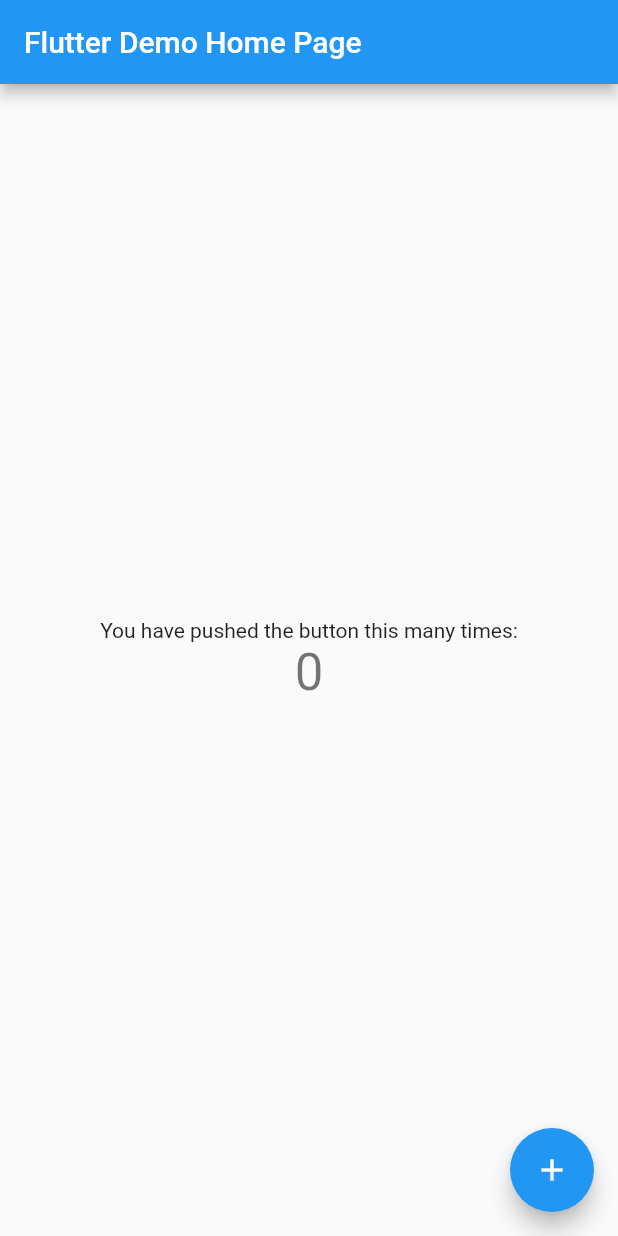
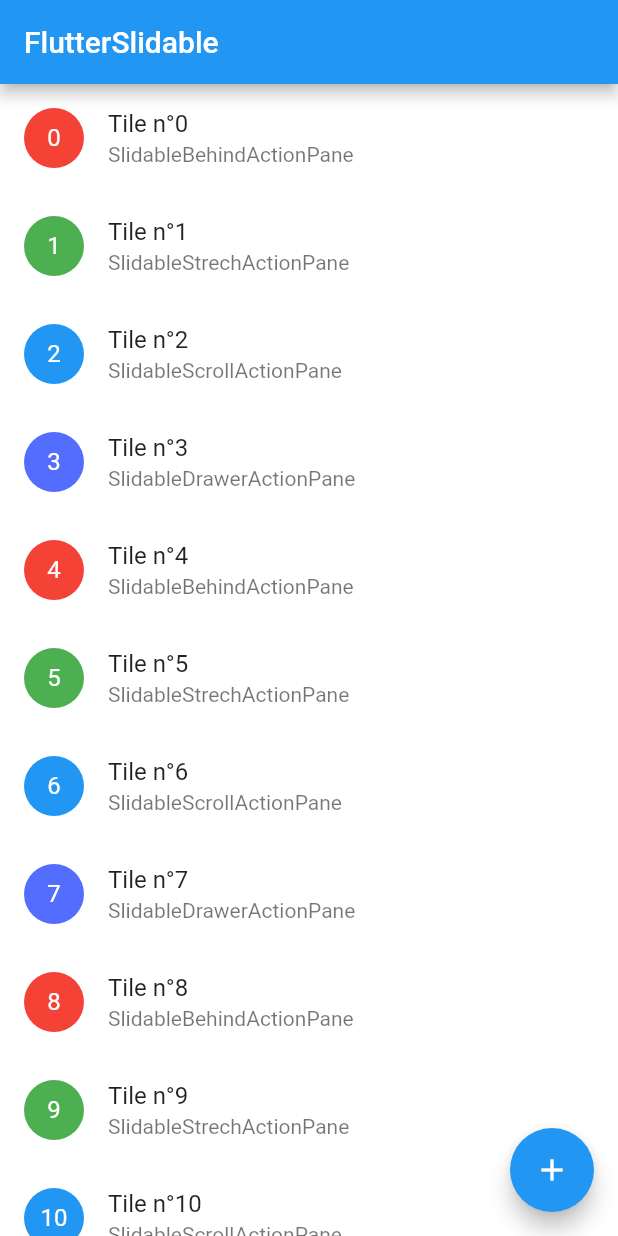
Before and after one commit to kazuao/flutter_slidable_sample, a Flutter app: the screen it shows after launch, on a phone screen of 412 x 824 dp. Run offline on Flutter 3.47's test engine with Material 2 defaults, Android fonts, the light colour scheme and no system bars; drawn by our look-alikes of flutter_slidable.

Commit message:
sample add

```diff
--- /dev/null
+++ b/flutter_slidable_sample/lib/flutter_slidable_sample.dart
@@ -0,0 +1,406 @@
+// https://pub.dev/packages/flutter_slidable/example
+
+import 'dart:async';
+
+import 'package:flutter/material.dart';
+import 'package:flutter_slidable/flutter_slidable.dart';
+
+class FlutterSlidableApp extends StatefulWidget {
+  FlutterSlidableApp({Key? key}) : super(key: key);
+
+  @override
+  _FlutterSlidableAppState createState() => _FlutterSlidableAppState();
+}
+
+class _FlutterSlidableAppState extends State<FlutterSlidableApp> {
+  late final SlidableController slidableController;
+
+  final List<_HomeItem> items = List.generate(
+    20,
+    (index) => _HomeItem(
+      index,
+      'Tile n°$index',
+      _getSubtitle(index),
+      _getAvatarColor(index),
+    ),
+  );
+
+  @override
+  void initState() {
+    slidableController = SlidableController(
+      onSlideAnimationChanged: handleSlideAnimationChanged,
+      onSlideIsOpenChanged: handleSlideIsOpenChanged,
+    );
+    super.initState();
+  }
+
+  Animation<double>? _rotationAnimation;
+  Color _fabColor = Colors.blue;
+
+  void handleSlideAnimationChanged(Animation<double>? slideAnimation) {
+    setState(() {
+      _rotationAnimation = slideAnimation;
+    });
+  }
+
+  void handleSlideIsOpenChanged(bool? isOpen) {
+    setState(() {
+      _fabColor = isOpen! ? Colors.green : Colors.blue;
+    });
+  }
+
+  @override
+  Widget build(BuildContext context) {
+    return Scaffold(
+      appBar: AppBar(title: Text('FlutterSlidable')),
+      body: Center(
+        child: OrientationBuilder(
+          builder: (BuildContext context, Orientation orientation) =>
+              _buildList(
+                  context,
+                  orientation == Orientation.portrait
+                      ? Axis.vertical
+                      : Axis.horizontal),
+        ),
+      ),
+      floatingActionButton: FloatingActionButton(
+        backgroundColor: _fabColor,
+        onPressed: null,
+        child: _rotationAnimation == null
+            ? Icon(Icons.add)
+            : RotationTransition(
+                turns: _rotationAnimation!,
+                child: Icon(Icons.add),
+              ),
+      ),
+    );
+  }
+
+  Widget _buildList(BuildContext context, Axis direction) {
+    return ListView.builder(
+      itemCount: items.length,
+      scrollDirection: direction,
+      itemBuilder: (BuildContext context, int index) {
+        final Axis slidableDiredction =
+            direction == Axis.horizontal ? Axis.vertical : Axis.horizontal;
+        var item = items[index];
+        if (item.index < 8) {
+          return _getSlidableWithLists(context, index, slidableDiredction);
+        } else {
+          return _getSlidableWithDelegates(context, index, slidableDiredction);
+        }
+      },
+    );
+  }
+
+  Widget _getSlidableWithLists(
+      BuildContext context, int index, Axis direction) {
+    final _HomeItem item = items[index];
+
+    return Slidable(
+      key: Key(item.title),
+      controller: slidableController,
+      direction: direction,
+      dismissal: SlidableDismissal(
+        child: SlidableDrawerDismissal(),
+        onDismissed: (actionType) {
+          _showSnackBar(
+              context,
+              actionType == SlideActionType.primary
+                  ? 'Dismiss Archive'
+                  : 'Dismiss Delete');
+          setState(() {
+            items.removeAt(index);
+          });
+        },
+      ),
+      actionPane: _getActionPane(item.index)!,
+      actionExtentRatio: 0.25,
+      child: direction == Axis.horizontal
+          ? VerticalListItem(items[index])
+          : HorizontalListItem(items[index]),
+      actions: [
+        IconSlideAction(
+          caption: 'Archive',
+          color: Colors.blue,
+          icon: Icons.archive,
+          onTap: () => _showSnackBar(context, 'Archive'),
+        ),
+        IconSlideAction(
+          caption: 'Share',
+          color: Colors.indigo,
+          icon: Icons.share,
+          onTap: () => _showSnackBar(context, 'Share'),
+        ),
+      ],
+      secondaryActions: [
+        Container(
+          height: 800,
+          color: Colors.green,
+          child: Text('a'),
+        ),
+        IconSlideAction(
+          caption: 'More',
+          color: Colors.grey.shade200,
+          icon: Icons.more_horiz,
+          onTap: () => _showSnackBar(context, 'More'),
+          closeOnTap: false,
+        ),
+        IconSlideAction(
+          caption: 'Delete',
+          color: Colors.red,
+          icon: Icons.delete,
+          onTap: () => _showSnackBar(context, 'Delete'),
+        ),
+      ],
+    );
+  }
+
+  Widget _getSlidableWithDelegates(
+      BuildContext context, int index, Axis direction) {
+    final _HomeItem item = items[index];
+
+    return Slidable.builder(
+      key: Key(item.title),
+      controller: slidableController,
+      direction: direction,
+      dismissal: SlidableDismissal(
+        child: SlidableDrawerDismissal(),
+        closeOnCanceled: true,
+        onWillDismiss: (item.index != 10)
+            ? null
+            : (actionType) {
+                return showDialog<bool>(
+                  context: context,
+                  builder: (context) {
+                    return AlertDialog(
+                      title: Text('Dlete'),
+                      content: Text('Item will be deleted'),
+                      actions: [
+                        TextButton(
+                          child: Text('Cancel'),
+                          onPressed: () => Navigator.of(context).pop(false),
+                        ),
+                        TextButton(
+                          child: Text('OK'),
+                          onPressed: () => Navigator.of(context).pop(true),
+                        ),
+                      ],
+                    );
+                  },
+                ) as FutureOr<bool>;
+              } as FutureOr<bool> Function(SlideActionType?)?,
+        onDismissed: (actionType) {
+          _showSnackBar(
+              context,
+              actionType == SlideActionType.primary
+                  ? 'Dismiss Archive'
+                  : 'Dismiss Delete');
+          setState(() {
+            items.removeAt(index);
+          });
+        },
+      ),
+      actionPane: _getActionPane(item.index)!,
+      actionExtentRatio: 0.25,
+      child: direction == Axis.horizontal
+          ? VerticalListItem(items[index])
+          : HorizontalListItem(items[index]),
+      actionDelegate: SlideActionBuilderDelegate(
+          actionCount: 2,
+          builder: (context, index, animation, renderingMode) {
+            if (index == 0) {
+              return IconSlideAction(
+                caption: 'Archive',
+                color: renderingMode == SlidableRenderingMode.slide
+                    ? Colors.blue.withOpacity(animation!.value)
+                    : (renderingMode == SlidableRenderingMode.dismiss
+                        ? Colors.blue
+                        : Colors.green),
+                icon: Icons.archive,
+                onTap: () async {
+                  var state = Slidable.of(context);
+                  var dismiss = await (showDialog<bool>(
+                    context: context,
+                    builder: (context) {
+                      return AlertDialog(
+                        title: Text('Delete'),
+                        content: Text('Item will be deleted'),
+                        actions: [
+                          TextButton(
+                            onPressed: () => Navigator.of(context).pop(false),
+                            child: Text('Cancel'),
+                          ),
+                          TextButton(
+                            onPressed: () => Navigator.of(context).pop(true),
+                            child: Text('OK'),
+                          ),
+                        ],
+                      );
+                    },
+                  ) as FutureOr<bool>);
+                  if (dismiss) {
+                    state!.dismiss();
+                  }
+                },
+              );
+            } else {
+              return IconSlideAction(
+                caption: 'Share',
+                color: renderingMode == SlidableRenderingMode.slide
+                    ? Colors.indigo.withOpacity(animation!.value)
+                    : Colors.indigo,
+                icon: Icons.share,
+                onTap: () => _showSnackBar(context, 'Share'),
+              );
+            }
+          }),
+      secondaryActionDelegate: SlideActionBuilderDelegate(
+          actionCount: 2,
+          builder: (context, index, animation, renderingMode) {
+            if (index == 0) {
+              return IconSlideAction(
+                caption: 'More',
+                color: renderingMode == SlidableRenderingMode.slide
+                    ? Colors.grey.shade200.withOpacity(animation!.value)
+                    : Colors.grey.shade200,
+                icon: Icons.more_horiz,
+                onTap: () => _showSnackBar(context, 'More'),
+                closeOnTap: false,
+              );
+            } else {
+              return IconSlideAction(
+                caption: 'Delete',
+                color: renderingMode == SlidableRenderingMode.slide
+                    ? Colors.red.withOpacity(animation!.value)
+                    : Colors.red,
+                icon: Icons.delete,
+                onTap: () => _showSnackBar(context, 'Delete'),
+              );
+            }
+          }),
+    );
+  }
+
+  static Widget? _getActionPane(int index) {
+    switch (index % 4) {
+      case 0:
+        return SlidableBehindActionPane();
+      case 1:
+        return SlidableStrechActionPane();
+      case 2:
+        return SlidableScrollActionPane();
+      case 3:
+        return SlidableDrawerActionPane();
+      default:
+        return null;
+    }
+  }
+
+  static Color? _getAvatarColor(int index) {
+    switch (index % 4) {
+      case 0:
+        return Colors.red;
+      case 1:
+        return Colors.green;
+      case 2:
+        return Colors.blue;
+      case 3:
+        return Colors.indigoAccent;
+      default:
+        return null;
+    }
+  }
+
+  static String? _getSubtitle(int index) {
+    switch (index % 4) {
+      case 0:
+        return 'SlidableBehindActionPane';
+      case 1:
+        return 'SlidableStrechActionPane';
+      case 2:
+        return 'SlidableScrollActionPane';
+      case 3:
+        return 'SlidableDrawerActionPane';
+      default:
+        return null;
+    }
+  }
+
+  void _showSnackBar(BuildContext context, String text) {
+    ScaffoldMessenger.of(context)
+      ..hideCurrentSnackBar()
+      ..showSnackBar(SnackBar(content: Text(text)));
+  }
+}
+
+class HorizontalListItem extends StatelessWidget {
+  HorizontalListItem(this.item);
+  final _HomeItem item;
+
+  @override
+  Widget build(BuildContext context) {
+    return Container(
+      color: Colors.white,
+      width: 160.0,
+      child: Column(
+        mainAxisSize: MainAxisSize.max,
+        children: [
+          Expanded(
+            child: CircleAvatar(
+              backgroundColor: item.color,
+              child: Text('${item.index}'),
+              foregroundColor: Colors.white,
+            ),
+          ),
+          Expanded(
+            child: Center(
+              child: Text(item.subtitle!),
+            ),
+          ),
+        ],
+      ),
+    );
+  }
+}
+
+class VerticalListItem extends StatelessWidget {
+  VerticalListItem(this.item);
+  final _HomeItem item;
+
+  @override
+  Widget build(BuildContext context) {
+    return GestureDetector(
+      onTap: () =>
+          Slidable.of(context)?.renderingMode == SlidableRenderingMode.none
+              ? Slidable.of(context)?.open()
+              : Slidable.of(context)?.close(),
+      child: Container(
+        color: Colors.white,
+        child: ListTile(
+          leading: CircleAvatar(
+            backgroundColor: item.color,
+            child: Text('${item.index}'),
+            foregroundColor: Colors.white,
+          ),
+          title: Text(item.title),
+          subtitle: Text(item.subtitle!),
+        ),
+      ),
+    );
+  }
+}
+
+class _HomeItem {
+  const _HomeItem(
+    this.index,
+    this.title,
+    this.subtitle,
+    this.color,
+  );
+
+  final int index;
+  final String title;
+  final String? subtitle;
+  final Color? color;
+}
--- a/flutter_slidable_sample/lib/main.dart
+++ b/flutter_slidable_sample/lib/main.dart
@@ -1,113 +1,20 @@
 import 'package:flutter/material.dart';
+
+import 'flutter_slidable_sample.dart';
 
 void main() {
   runApp(MyApp());
 }
 
 class MyApp extends StatelessWidget {
-  // This widget is the root of your application.
   @override
   Widget build(BuildContext context) {
     return MaterialApp(
       title: 'Flutter Demo',
       theme: ThemeData(
-        // This is the theme of your application.
-        //
-        // Try running your application with "flutter run". You'll see the
-        // application has a blue toolbar. Then, without quitting the app, try
-        // changing the primarySwatch below to Colors.green and then invoke
-        // "hot reload" (press "r" in the console where you ran "flutter run",
-        // or simply save your changes to "hot reload" in a Flutter IDE).
-        // Notice that the counter didn't reset back to zero; the application
-        // is not restarted.
         primarySwatch: Colors.blue,
       ),
-      home: MyHomePage(title: 'Flutter Demo Home Page'),
+      home: FlutterSlidableApp(),
     );
   }
 }
-
-class MyHomePage extends StatefulWidget {
-  MyHomePage({Key key, this.title}) : super(key: key);
-
-  // This widget is the home page of your application. It is stateful, meaning
-  // that it has a State object (defined below) that contains fields that affect
-  // how it looks.
-
-  // This class is the configuration for the state. It holds the values (in this
-  // case the title) provided by the parent (in this case the App widget) and
-  // used by the build method of the State. Fields in a Widget subclass are
-  // always marked "final".
-
-  final String title;
-
-  @override
-  _MyHomePageState createState() => _MyHomePageState();
-}
-
-class _MyHomePageState extends State<MyHomePage> {
-  int _counter = 0;
-
-  void _incrementCounter() {
-    setState(() {
-      // This call to setState tells the Flutter framework that something has
-      // changed in this State, which causes it to rerun the build method below
-      // so that the display can reflect the updated values. If we changed
-      // _counter without calling setState(), then the build method would not be
-      // called again, and so nothing would appear to happen.
-      _counter++;
-    });
-  }
-
-  @override
-  Widget build(BuildContext context) {
-    // This method is rerun every time setState is called, for instance as done
-    // by the _incrementCounter method above.
-    //
-    // The Flutter framework has been optimized to make rerunning build methods
-    // fast, so that you can just rebuild anything that needs updating rather
-    // than having to individually change instances of widgets.
-    return Scaffold(
-      appBar: AppBar(
-        // Here we take the value from the MyHomePage object that was created by
-        // the App.build method, and use it to set our appbar title.
-        title: Text(widget.title),
-      ),
-      body: Center(
-        // Center is a layout widget. It takes a single child and positions it
-        // in the middle of the parent.
-        child: Column(
-          // Column is also a layout widget. It takes a list of children and
-          // arranges them vertically. By default, it sizes itself to fit its
-          // children horizontally, and tries to be as tall as its parent.
-          //
-          // Invoke "debug painting" (press "p" in the console, choose the
-          // "Toggle Debug Paint" action from the Flutter Inspector in Android
-          // Studio, or the "Toggle Debug Paint" command in Visual Studio Code)
-          // to see the wireframe for each widget.
-          //
-          // Column has various properties to control how it sizes itself and
-          // how it positions its children. Here we use mainAxisAlignment to
-          // center the children vertically; the main axis here is the vertical
-          // axis because Columns are vertical (the cross axis would be
-          // horizontal).
-          mainAxisAlignment: MainAxisAlignment.center,
-          children: <Widget>[
-            Text(
-              'You have pushed the button this many times:',
-            ),
-            Text(
-              '$_counter',
-              style: Theme.of(context).textTheme.headline4,
-            ),
-          ],
-        ),
-      ),
-      floatingActionButton: FloatingActionButton(
-        onPressed: _incrementCounter,
-        tooltip: 'Increment',
-        child: Icon(Icons.add),
-      ), // This trailing comma makes auto-formatting nicer for build methods.
-    );
-  }
-}
```
Also changed, not shown: flutter_slidable_sample/pubspec.yaml (+3 -57 lines), flutter_slidable_sample/pubspec.lock.
